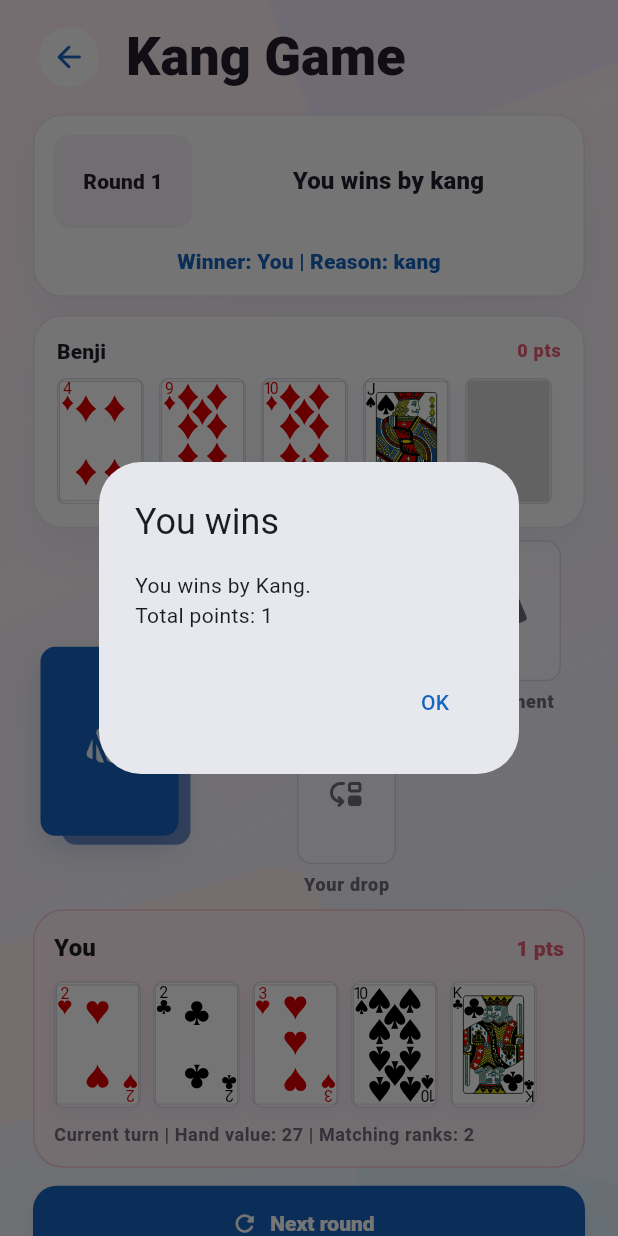
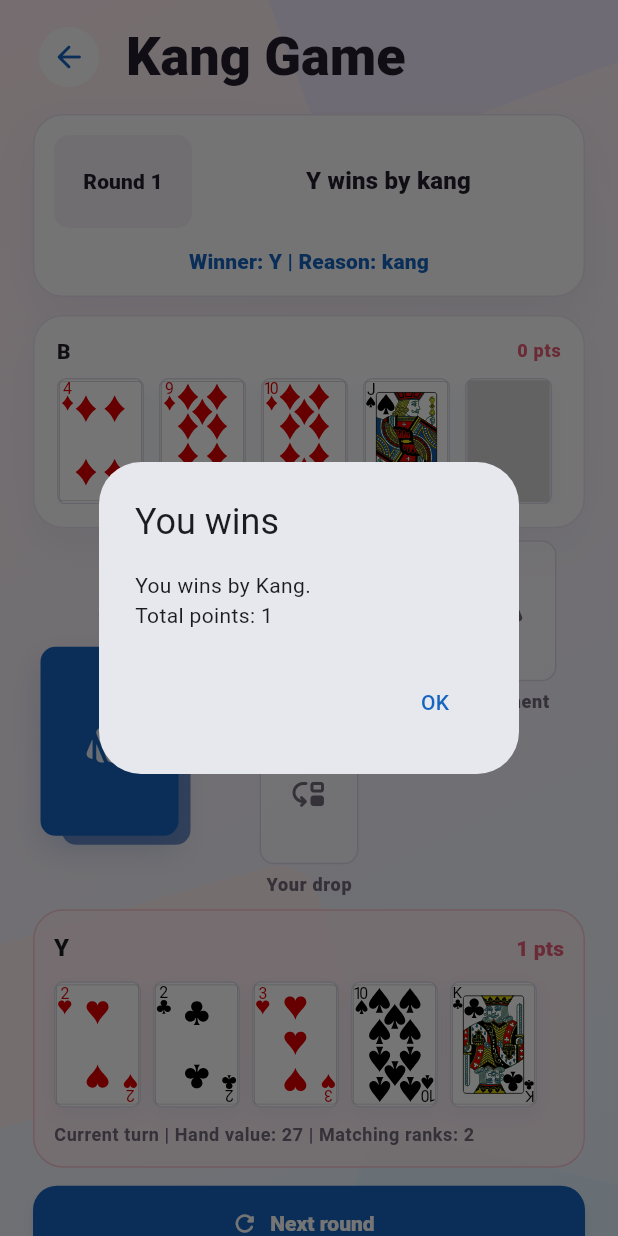
Before and after one commit to BoreBoR/explore-borebo, a Flutter app: the KangGamePage screen opened by its route, after a tap on "Start local round", after a tap on "Kang!", on a phone screen of 412 x 824 dp. Run offline on Flutter 3.47's test engine with Material 3 defaults, Android fonts, the phone set to English and light mode, and no system bars; our stand-ins replace bloc, cloud_firestore, equatable, firebase_auth, firebase_core, flutter_bloc and 4 more; accounts and stored records are empty; project files that could hold a hidden picture were left out.

Commit message:
double card drop style

```diff
--- a/lib/modules/kang_game/view/kang_game_page.dart
+++ b/lib/modules/kang_game/view/kang_game_page.dart
@@ -15,14 +15,10 @@
   }
 
   final parts = trimmed.split(RegExp(r'\s+'));
-  final firstName = parts.first;
-  final firstLabel =
-      firstName.length > 7 ? '${firstName.substring(0, 7)}...' : firstName;
-  if (parts.length == 1) {
-    return firstLabel;
-  }
-
-  return '$firstLabel ${parts.last.characters.first}.';
+  final firstInitial = parts.first.characters.first.toUpperCase();
+  final lastInitial =
+      parts.length == 1 ? '' : parts.last.characters.first.toUpperCase();
+  return '$firstInitial$lastInitial';
 }
 
 String kangDisplayMessage(KangRoundState round, String message) {
@@ -34,6 +30,38 @@
     );
   }
   return displayMessage;
+}
+
+ButtonStyle kangDropButtonStyle() {
+  return FilledButton.styleFrom(
+    backgroundColor: AppColor.warmGold,
+    disabledBackgroundColor: const Color(0xFFB7BBC4),
+    foregroundColor: AppColor.textPrimary,
+    disabledForegroundColor: AppColor.textSecondary,
+    iconColor: AppColor.textPrimary,
+    disabledIconColor: AppColor.textSecondary,
+    minimumSize: const Size.fromHeight(54),
+    elevation: 5,
+    shadowColor: Colors.black.withValues(alpha: 0.22),
+    shape: RoundedRectangleBorder(borderRadius: BorderRadius.circular(14)),
+    textStyle: const TextStyle(fontWeight: FontWeight.w900, fontSize: 18),
+  );
+}
+
+ButtonStyle kangKangButtonStyle() {
+  return FilledButton.styleFrom(
+    backgroundColor: AppColor.primaryBlue,
+    disabledBackgroundColor: AppColor.primaryBlue.withValues(alpha: 0.28),
+    foregroundColor: AppColor.surface,
+    disabledForegroundColor: AppColor.surface,
+    iconColor: AppColor.surface,
+    disabledIconColor: AppColor.surface,
+    minimumSize: const Size.fromHeight(54),
+    elevation: 5,
+    shadowColor: AppColor.primaryBlueDark.withValues(alpha: 0.24),
+    shape: RoundedRectangleBorder(borderRadius: BorderRadius.circular(14)),
+    textStyle: const TextStyle(fontWeight: FontWeight.w900, fontSize: 18),
+  );
 }
 
 class KangGamePage extends StatefulWidget {
@@ -261,6 +289,7 @@
             dropAction: showPlayActions
                 ? FilledButton.icon(
                     key: const ValueKey('kang-drop-card-button'),
+                    style: kangDropButtonStyle(),
                     onPressed:
                         _selectedCards.isEmpty ? null : _dropSelectedCard,
                     icon: const Icon(Icons.move_down_rounded),
@@ -268,8 +297,9 @@
                   )
                 : null,
             kangAction: showPlayActions
-                ? OutlinedButton.icon(
+                ? FilledButton.icon(
                     key: const ValueKey('kang-declare-button'),
+                    style: kangKangButtonStyle(),
                     onPressed: _round.status == KangRoundStatus.playing &&
                             _round.turnPhase == KangTurnPhase.start
                         ? _declareKang
@@ -390,7 +420,7 @@
                 ],
                 _KangTableArea(
                   round: round,
-                  primaryPlayerId: primaryPlayer?.id,
+                  primaryPlayerId: primaryPlayerId ?? primaryPlayer?.id,
                   drawAction: drawAction,
                 ),
                 const SizedBox(height: 8),
@@ -607,22 +637,33 @@
               ),
             ),
           ),
-          Positioned(
-            top: 0,
-            right: 16,
+          Positioned.fill(
+            left: 132,
+            child: Row(
+              crossAxisAlignment: CrossAxisAlignment.stretch,
+              children: [
+                Expanded(
+                  child: Align(
+                    alignment: Alignment.bottomCenter,
+                    child: _TableCardSlot(
+                      label: 'Your drop',
+                      cards: droppedCards.left,
+                      emptyIcon: Icons.move_down_rounded,
+                    ),
+                  ),
+                ),
+                const SizedBox(width: 28),
+                Expanded(
+                  child: Align(
+                    alignment: Alignment.topCenter,
                     child: _TableCardSlot(
                       label: 'Opponent',
                       cards: droppedCards.right,
                       emptyIcon: Icons.style_rounded,
                     ),
                   ),
-          Positioned(
-            left: 176,
-            bottom: 0,
-            child: _TableCardSlot(
-              label: 'Your drop',
-              cards: droppedCards.left,
-              emptyIcon: Icons.move_down_rounded,
+                ),
+              ],
             ),
           ),
         ],
@@ -631,19 +672,20 @@
   }
 
   ({List<KangCard> left, List<KangCard> right}) get _droppedCardsBySide {
-    List<KangCard> left = const [];
-    List<KangCard> right = const [];
-    final primaryId = primaryPlayerId;
-    for (final entry in round.tableDroppedCards.entries) {
-      if (entry.value.isEmpty) {
-        continue;
-      }
-      if (entry.key == primaryId) {
-        left = entry.value;
-      } else {
-        right = entry.value;
-      }
-    }
+    final primaryId = primaryPlayerId ??
+        (round.players.isEmpty ? null : round.players.first.id);
+    final opponentId = round.players
+        .where((player) => player.id != primaryId)
+        .map((player) => player.id)
+        .firstOrNull;
+
+    var left = primaryId == null
+        ? const <KangCard>[]
+        : (round.tableDroppedCards[primaryId] ?? const <KangCard>[]);
+    var right = opponentId == null
+        ? const <KangCard>[]
+        : (round.tableDroppedCards[opponentId] ?? const <KangCard>[]);
+
     if (left.isEmpty &&
         right.isEmpty &&
         round.pendingDroppedCard != null &&
@@ -763,47 +805,48 @@
 
   @override
   Widget build(BuildContext context) {
-    final visibleBackCards = cards.length <= 1
-        ? 0
-        : cards.length > 4
-            ? 3
-            : cards.length - 1;
     final topCard = cards.last;
+    final visibleCards =
+        cards.length > 3 ? cards.sublist(cards.length - 3) : cards;
+    final sideCards = visibleCards.take(visibleCards.length - 1).toList();
+    const cardWidth = 92.0;
+    const stackOffset = 12.0;
+    final width = sideCards.isEmpty
+        ? 104.0
+        : cardWidth + (sideCards.length * stackOffset);
 
     return SizedBox(
-      width: 104,
+      width: width,
       height: 134,
       child: Stack(
         clipBehavior: Clip.none,
         children: [
-          for (var index = visibleBackCards; index > 0; index--)
+          for (var index = 0; index < sideCards.length; index++)
             Positioned(
-              left: index * 5,
-              top: index * 5,
-              child: DecoratedBox(
-                decoration: BoxDecoration(
-                  color: AppColor.surfaceMuted,
-                  border: Border.all(color: AppColor.outline),
-                  borderRadius: BorderRadius.circular(6),
-                  boxShadow: [
-                    BoxShadow(
-                      color: AppColor.primaryBlueDark.withValues(alpha: 0.05),
-                      blurRadius: 8,
-                      offset: const Offset(0, 4),
-                    ),
-                  ],
-                ),
-                child: const SizedBox(width: 92, height: 126),
-              ),
-            ),
-          _PlayingCard(
-            card: topCard,
-            width: 92,
+              left: index * stackOffset,
+              top: 0,
+              child: _PlayingCard(
+                card: sideCards[index],
+                width: cardWidth,
                 isEnabled: false,
                 isSelected: false,
                 isMatchHint: false,
                 isLastDrawn: false,
                 onTap: () {},
+              ),
+            ),
+          Positioned(
+            left: sideCards.length * stackOffset,
+            top: 0,
+            child: _PlayingCard(
+              card: topCard,
+              width: cardWidth,
+              isEnabled: false,
+              isSelected: false,
+              isMatchHint: false,
+              isLastDrawn: false,
+              onTap: () {},
+            ),
           ),
         ],
       ),
@@ -826,10 +869,10 @@
     return Row(
       children: [
         if (dropAction != null)
-          Expanded(child: SizedBox(height: 58, child: dropAction!)),
+          Expanded(flex: 5, child: SizedBox(height: 54, child: dropAction!)),
         if (dropAction != null && kangAction != null) const SizedBox(width: 14),
         if (kangAction != null)
-          Expanded(child: SizedBox(height: 58, child: kangAction!)),
+          Expanded(flex: 3, child: SizedBox(height: 54, child: kangAction!)),
       ],
     );
   }
--- a/lib/modules/kang_game/view/kang_multiplayer_game_page.dart
+++ b/lib/modules/kang_game/view/kang_multiplayer_game_page.dart
@@ -181,6 +181,7 @@
                       key: const ValueKey(
                         'kang-multiplayer-drop-card-button',
                       ),
+                      style: kangDropButtonStyle(),
                       onPressed: canPlay && selectedCards.isNotEmpty
                           ? () => _submit(
                                 (userId) => widget.repository.dropCards(
@@ -195,8 +196,9 @@
                     ),
               kangAction: canStartRound
                   ? null
-                  : OutlinedButton.icon(
+                  : FilledButton.icon(
                       key: const ValueKey('kang-multiplayer-declare-button'),
+                      style: kangKangButtonStyle(),
                       onPressed:
                           canPlay && round.turnPhase == KangTurnPhase.start
                               ? () => _submit(
```
Also changed, not shown: lib/modules/kang_game/controller/local_kang_game_controller.dart (+5 -2 lines), 1 other file. Lines whose indentation alone changed are shown as unchanged.
